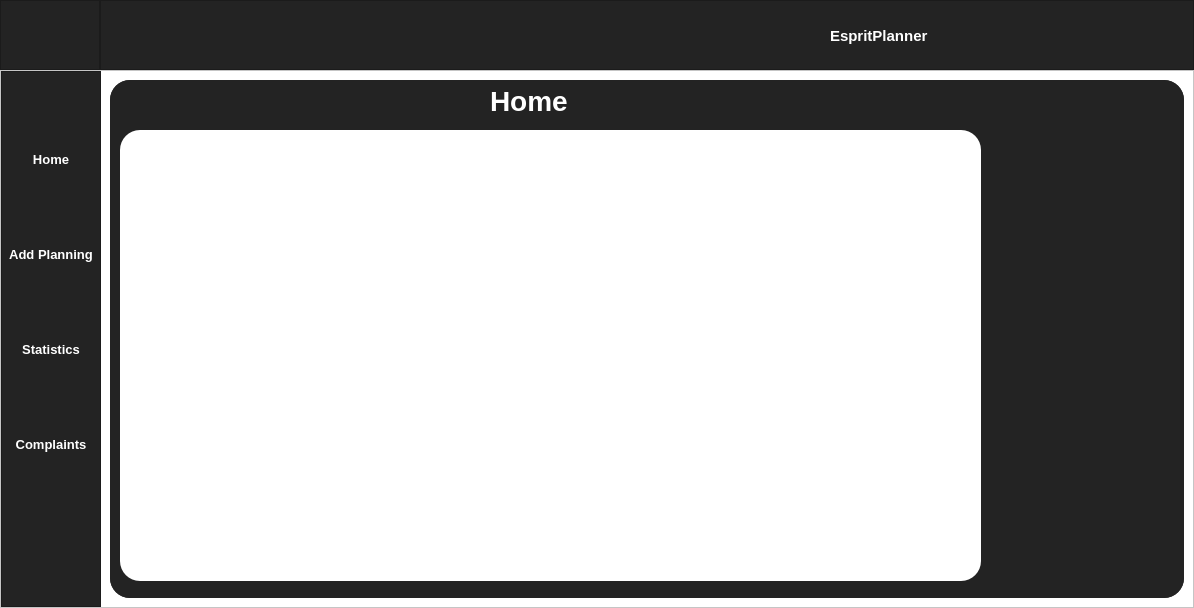
Before: the Qt Designer form ui_main.ui in Cxuchy/Esprit-Planner-Administrator, drawn with Qt 5.
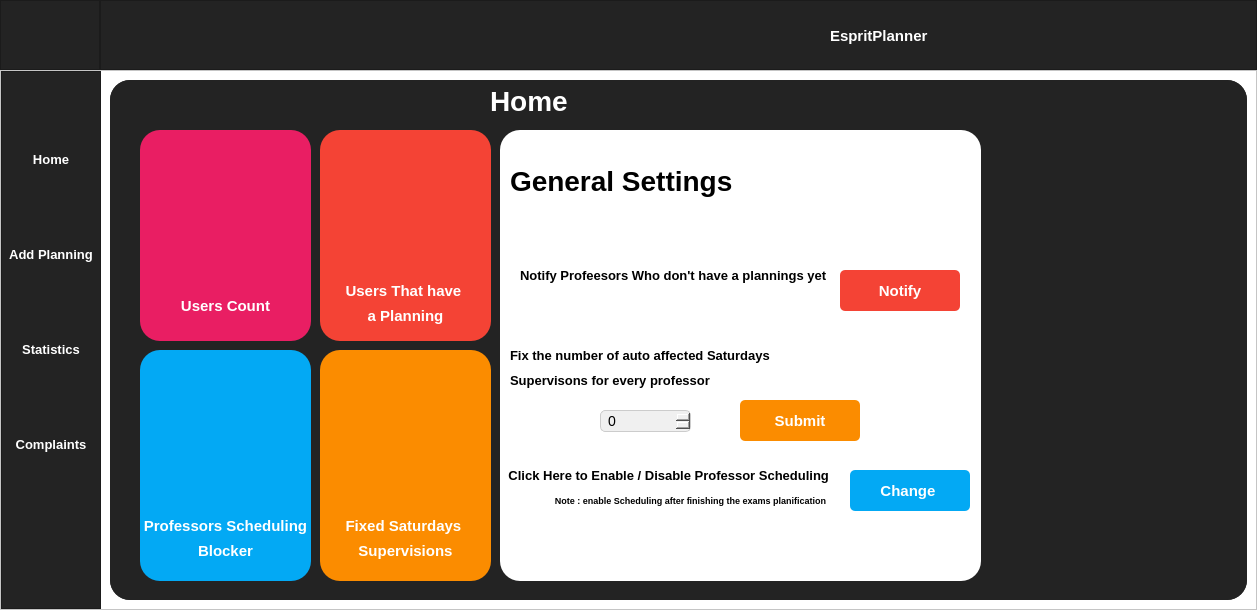
After: the same form once the commit is applied. The open tabs and pages were chosen to show the change. Icons and pictures are not drawn.

Diff of the .ui file:
```diff
--- a/ui_main.ui
+++ b/ui_main.ui
@@ -6,8 +6,8 @@
    <rect>
     <x>0</x>
     <y>0</y>
-    <width>1194</width>
-    <height>608</height>
+    <width>1257</width>
+    <height>610</height>
    </rect>
   </property>
   <property name="minimumSize">
@@ -1108,9 +1108,9 @@
              <widget class="QWidget" name="widget_2" native="true">
               <property name="geometry">
                <rect>
-                <x>10</x>
+                <x>390</x>
                 <y>50</y>
-                <width>861</width>
+                <width>481</width>
                 <height>451</height>
                </rect>
               </property>
@@ -1118,6 +1118,299 @@
                <string notr="true">background-color:white;
 border-radius:20px;</string>
               </property>
+              <widget class="QPushButton" name="change_prof_status">
+               <property name="geometry">
+                <rect>
+                 <x>350</x>
+                 <y>340</y>
+                 <width>120</width>
+                 <height>41</height>
+                </rect>
+               </property>
+               <property name="font">
+                <font>
+                 <family>Segoe UI</family>
+                 <pointsize>11</pointsize>
+                 <weight>75</weight>
+                 <bold>true</bold>
+                </font>
+               </property>
+               <property name="styleSheet">
+                <string notr="true">
+QPushButton#change_prof_status
+{
+background-color: #03a9f4;  
+color :white;
+border-radius : 5px;
+
+}
+
+QPushButton#change_prof_status:pressed
+{
+background-color :#4f93ff;  
+}</string>
+               </property>
+               <property name="text">
+                <string>Change </string>
+               </property>
+              </widget>
+              <widget class="QLabel" name="label_29">
+               <property name="geometry">
+                <rect>
+                 <x>0</x>
+                 <y>330</y>
+                 <width>341</width>
+                 <height>31</height>
+                </rect>
+               </property>
+               <property name="font">
+                <font>
+                 <family>Segoe UI</family>
+                 <pointsize>10</pointsize>
+                 <weight>75</weight>
+                 <bold>true</bold>
+                </font>
+               </property>
+               <property name="styleSheet">
+                <string notr="true"/>
+               </property>
+               <property name="text">
+                <string>Click Here to Enable / Disable Professor Scheduling </string>
+               </property>
+               <property name="alignment">
+                <set>Qt::AlignCenter</set>
+               </property>
+              </widget>
+              <widget class="QLabel" name="label_30">
+               <property name="geometry">
+                <rect>
+                 <x>40</x>
+                 <y>360</y>
+                 <width>301</width>
+                 <height>21</height>
+                </rect>
+               </property>
+               <property name="font">
+                <font>
+                 <family>Segoe UI</family>
+                 <pointsize>7</pointsize>
+                 <weight>75</weight>
+                 <bold>true</bold>
+                </font>
+               </property>
+               <property name="styleSheet">
+                <string notr="true"/>
+               </property>
+               <property name="text">
+                <string>Note : enable Scheduling after finishing the exams planification</string>
+               </property>
+               <property name="alignment">
+                <set>Qt::AlignCenter</set>
+               </property>
+              </widget>
+              <widget class="QLabel" name="label_31">
+               <property name="geometry">
+                <rect>
+                 <x>10</x>
+                 <y>30</y>
+                 <width>271</width>
+                 <height>41</height>
+                </rect>
+               </property>
+               <property name="font">
+                <font>
+                 <family>Segoe UI</family>
+                 <pointsize>21</pointsize>
+                 <weight>75</weight>
+                 <bold>true</bold>
+                </font>
+               </property>
+               <property name="styleSheet">
+                <string notr="true"/>
+               </property>
+               <property name="text">
+                <string>General Settings</string>
+               </property>
+              </widget>
+              <widget class="QLabel" name="label_32">
+               <property name="geometry">
+                <rect>
+                 <x>10</x>
+                 <y>210</y>
+                 <width>271</width>
+                 <height>31</height>
+                </rect>
+               </property>
+               <property name="font">
+                <font>
+                 <family>Segoe UI</family>
+                 <pointsize>10</pointsize>
+                 <weight>75</weight>
+                 <bold>true</bold>
+                </font>
+               </property>
+               <property name="styleSheet">
+                <string notr="true"/>
+               </property>
+               <property name="text">
+                <string>Fix the number of auto affected Saturdays </string>
+               </property>
+               <property name="alignment">
+                <set>Qt::AlignLeading|Qt::AlignLeft|Qt::AlignVCenter</set>
+               </property>
+              </widget>
+              <widget class="QLabel" name="label_33">
+               <property name="geometry">
+                <rect>
+                 <x>10</x>
+                 <y>240</y>
+                 <width>211</width>
+                 <height>21</height>
+                </rect>
+               </property>
+               <property name="font">
+                <font>
+                 <family>Segoe UI</family>
+                 <pointsize>10</pointsize>
+                 <weight>75</weight>
+                 <bold>true</bold>
+                </font>
+               </property>
+               <property name="styleSheet">
+                <string notr="true"/>
+               </property>
+               <property name="text">
+                <string>Supervisons for every professor </string>
+               </property>
+               <property name="alignment">
+                <set>Qt::AlignLeading|Qt::AlignLeft|Qt::AlignVCenter</set>
+               </property>
+              </widget>
+              <widget class="QSpinBox" name="sat_spinbox">
+               <property name="geometry">
+                <rect>
+                 <x>100</x>
+                 <y>280</y>
+                 <width>91</width>
+                 <height>22</height>
+                </rect>
+               </property>
+               <property name="font">
+                <font>
+                 <pointsize>-1</pointsize>
+                </font>
+               </property>
+               <property name="styleSheet">
+                <string notr="true">QSpinBox {
+    background-color: #f0f0f0;
+    border: 1px solid #cccccc;
+    border-radius: 5px;
+    padding: 2px 5px;
+    font-size: 14px;
+}
+
+</string>
+               </property>
+              </widget>
+              <widget class="QPushButton" name="submit_saturdays_btn">
+               <property name="geometry">
+                <rect>
+                 <x>240</x>
+                 <y>270</y>
+                 <width>120</width>
+                 <height>41</height>
+                </rect>
+               </property>
+               <property name="font">
+                <font>
+                 <family>Segoe UI</family>
+                 <pointsize>11</pointsize>
+                 <weight>75</weight>
+                 <bold>true</bold>
+                </font>
+               </property>
+               <property name="styleSheet">
+                <string notr="true">
+QPushButton#submit_saturdays_btn
+{
+background-color: #fb8c00;  
+color :white;
+border-radius : 5px;
+
+}
+
+QPushButton#submit_saturdays_btn:pressed
+{
+background-color :#fb9118;  
+}</string>
+               </property>
+               <property name="text">
+                <string>Submit</string>
+               </property>
+              </widget>
+              <widget class="QLabel" name="label_39">
+               <property name="geometry">
+                <rect>
+                 <x>20</x>
+                 <y>130</y>
+                 <width>321</width>
+                 <height>31</height>
+                </rect>
+               </property>
+               <property name="font">
+                <font>
+                 <family>Segoe UI</family>
+                 <pointsize>10</pointsize>
+                 <weight>75</weight>
+                 <bold>true</bold>
+                </font>
+               </property>
+               <property name="styleSheet">
+                <string notr="true"/>
+               </property>
+               <property name="text">
+                <string>Notify Profeesors Who don't have a plannings yet</string>
+               </property>
+               <property name="alignment">
+                <set>Qt::AlignLeading|Qt::AlignLeft|Qt::AlignVCenter</set>
+               </property>
+              </widget>
+              <widget class="QPushButton" name="notify_all_professors">
+               <property name="geometry">
+                <rect>
+                 <x>340</x>
+                 <y>140</y>
+                 <width>120</width>
+                 <height>41</height>
+                </rect>
+               </property>
+               <property name="font">
+                <font>
+                 <family>Segoe UI</family>
+                 <pointsize>11</pointsize>
+                 <weight>75</weight>
+                 <bold>true</bold>
+                </font>
+               </property>
+               <property name="styleSheet">
+                <string notr="true">
+QPushButton#notify_all_professors
+{
+background-color: #f44335;  
+color :white;
+border-radius : 5px;
+
+}
+
+QPushButton#notify_all_professors:pressed
+{
+background-color :#fb9118;  
+}</string>
+               </property>
+               <property name="text">
+                <string>Notify</string>
+               </property>
+              </widget>
              </widget>
              <widget class="QLabel" name="label_12">
               <property name="geometry">
@@ -1143,6 +1436,362 @@
                <string>Home</string>
               </property>
              </widget>
+             <widget class="QWidget" name="widget_5" native="true">
+              <property name="geometry">
+               <rect>
+                <x>30</x>
+                <y>270</y>
+                <width>171</width>
+                <height>231</height>
+               </rect>
+              </property>
+              <property name="styleSheet">
+               <string notr="true">background-color:#03a9f4
+;
+border-radius:20px;</string>
+              </property>
+              <widget class="QLabel" name="label_25">
+               <property name="geometry">
+                <rect>
+                 <x>0</x>
+                 <y>160</y>
+                 <width>171</width>
+                 <height>31</height>
+                </rect>
+               </property>
+               <property name="font">
+                <font>
+                 <family>Segoe UI</family>
+                 <pointsize>11</pointsize>
+                 <weight>75</weight>
+                 <bold>true</bold>
+                </font>
+               </property>
+               <property name="styleSheet">
+                <string notr="true">color: rgb(255, 255, 255);</string>
+               </property>
+               <property name="text">
+                <string>Professors Scheduling</string>
+               </property>
+               <property name="alignment">
+                <set>Qt::AlignCenter</set>
+               </property>
+              </widget>
+              <widget class="QLabel" name="label_26">
+               <property name="geometry">
+                <rect>
+                 <x>10</x>
+                 <y>190</y>
+                 <width>151</width>
+                 <height>21</height>
+                </rect>
+               </property>
+               <property name="font">
+                <font>
+                 <family>Segoe UI</family>
+                 <pointsize>11</pointsize>
+                 <weight>75</weight>
+                 <bold>true</bold>
+                </font>
+               </property>
+               <property name="styleSheet">
+                <string notr="true">color: rgb(255, 255, 255);</string>
+               </property>
+               <property name="text">
+                <string>Blocker</string>
+               </property>
+               <property name="alignment">
+                <set>Qt::AlignCenter</set>
+               </property>
+              </widget>
+              <widget class="QLabel" name="prof_scheduling_label">
+               <property name="geometry">
+                <rect>
+                 <x>0</x>
+                 <y>20</y>
+                 <width>171</width>
+                 <height>141</height>
+                </rect>
+               </property>
+               <property name="font">
+                <font>
+                 <family>Segoe UI</family>
+                 <pointsize>51</pointsize>
+                 <weight>75</weight>
+                 <bold>true</bold>
+                </font>
+               </property>
+               <property name="styleSheet">
+                <string notr="true">color: rgb(255, 255, 255);</string>
+               </property>
+               <property name="text">
+                <string/>
+               </property>
+               <property name="alignment">
+                <set>Qt::AlignCenter</set>
+               </property>
+              </widget>
+             </widget>
+             <widget class="QWidget" name="widget_7" native="true">
+              <property name="geometry">
+               <rect>
+                <x>30</x>
+                <y>50</y>
+                <width>171</width>
+                <height>211</height>
+               </rect>
+              </property>
+              <property name="styleSheet">
+               <string notr="true">background-color:#e91e63;
+border-radius:20px;</string>
+              </property>
+              <widget class="QLabel" name="label_22">
+               <property name="geometry">
+                <rect>
+                 <x>10</x>
+                 <y>160</y>
+                 <width>151</width>
+                 <height>31</height>
+                </rect>
+               </property>
+               <property name="font">
+                <font>
+                 <family>Segoe UI</family>
+                 <pointsize>11</pointsize>
+                 <weight>75</weight>
+                 <bold>true</bold>
+                </font>
+               </property>
+               <property name="styleSheet">
+                <string notr="true">color: rgb(255, 255, 255);</string>
+               </property>
+               <property name="text">
+                <string>Users Count</string>
+               </property>
+               <property name="alignment">
+                <set>Qt::AlignCenter</set>
+               </property>
+              </widget>
+              <widget class="QLabel" name="users_count_label">
+               <property name="geometry">
+                <rect>
+                 <x>0</x>
+                 <y>10</y>
+                 <width>171</width>
+                 <height>141</height>
+                </rect>
+               </property>
+               <property name="font">
+                <font>
+                 <family>Segoe UI</family>
+                 <pointsize>51</pointsize>
+                 <weight>75</weight>
+                 <bold>true</bold>
+                </font>
+               </property>
+               <property name="styleSheet">
+                <string notr="true">color: rgb(255, 255, 255);</string>
+               </property>
+               <property name="text">
+                <string/>
+               </property>
+               <property name="alignment">
+                <set>Qt::AlignCenter</set>
+               </property>
+              </widget>
+             </widget>
+             <widget class="QWidget" name="widget_8" native="true">
+              <property name="geometry">
+               <rect>
+                <x>210</x>
+                <y>50</y>
+                <width>171</width>
+                <height>211</height>
+               </rect>
+              </property>
+              <property name="styleSheet">
+               <string notr="true">background-color:#f44335
+;
+border-radius:20px;</string>
+              </property>
+              <widget class="QLabel" name="label_23">
+               <property name="geometry">
+                <rect>
+                 <x>10</x>
+                 <y>145</y>
+                 <width>151</width>
+                 <height>31</height>
+                </rect>
+               </property>
+               <property name="font">
+                <font>
+                 <family>Segoe UI</family>
+                 <pointsize>11</pointsize>
+                 <weight>75</weight>
+                 <bold>true</bold>
+                </font>
+               </property>
+               <property name="styleSheet">
+                <string notr="true">color: rgb(255, 255, 255);</string>
+               </property>
+               <property name="text">
+                <string>Users That have </string>
+               </property>
+               <property name="alignment">
+                <set>Qt::AlignCenter</set>
+               </property>
+              </widget>
+              <widget class="QLabel" name="label_24">
+               <property name="geometry">
+                <rect>
+                 <x>10</x>
+                 <y>175</y>
+                 <width>151</width>
+                 <height>21</height>
+                </rect>
+               </property>
+               <property name="font">
+                <font>
+                 <family>Segoe UI</family>
+                 <pointsize>11</pointsize>
+                 <weight>75</weight>
+                 <bold>true</bold>
+                </font>
+               </property>
+               <property name="styleSheet">
+                <string notr="true">color: rgb(255, 255, 255);</string>
+               </property>
+               <property name="text">
+                <string>a Planning</string>
+               </property>
+               <property name="alignment">
+                <set>Qt::AlignCenter</set>
+               </property>
+              </widget>
+              <widget class="QLabel" name="has_planning_label">
+               <property name="geometry">
+                <rect>
+                 <x>0</x>
+                 <y>10</y>
+                 <width>171</width>
+                 <height>141</height>
+                </rect>
+               </property>
+               <property name="font">
+                <font>
+                 <family>Segoe UI</family>
+                 <pointsize>51</pointsize>
+                 <weight>75</weight>
+                 <bold>true</bold>
+                </font>
+               </property>
+               <property name="styleSheet">
+                <string notr="true">color: rgb(255, 255, 255);</string>
+               </property>
+               <property name="text">
+                <string/>
+               </property>
+               <property name="alignment">
+                <set>Qt::AlignCenter</set>
+               </property>
+              </widget>
+             </widget>
+             <widget class="QWidget" name="widget_9" native="true">
+              <property name="geometry">
+               <rect>
+                <x>210</x>
+                <y>270</y>
+                <width>171</width>
+                <height>231</height>
+               </rect>
+              </property>
+              <property name="styleSheet">
+               <string notr="true">background-color:#fb8c00
+;
+border-radius:20px;</string>
+              </property>
+              <widget class="QLabel" name="label_27">
+               <property name="geometry">
+                <rect>
+                 <x>0</x>
+                 <y>160</y>
+                 <width>171</width>
+                 <height>31</height>
+                </rect>
+               </property>
+               <property name="font">
+                <font>
+                 <family>Segoe UI</family>
+                 <pointsize>11</pointsize>
+                 <weight>75</weight>
+                 <bold>true</bold>
+                </font>
+               </property>
+               <property name="styleSheet">
+                <string notr="true">color: rgb(255, 255, 255);</string>
+               </property>
+               <property name="text">
+                <string>Fixed Saturdays </string>
+               </property>
+               <property name="alignment">
+                <set>Qt::AlignCenter</set>
+               </property>
+              </widget>
+              <widget class="QLabel" name="label_28">
+               <property name="geometry">
+                <rect>
+                 <x>10</x>
+                 <y>190</y>
+                 <width>151</width>
+                 <height>21</height>
+                </rect>
+               </property>
+               <property name="font">
+                <font>
+                 <family>Segoe UI</family>
+                 <pointsize>11</pointsize>
+                 <weight>75</weight>
+                 <bold>true</bold>
+                </font>
+               </property>
+               <property name="styleSheet">
+                <string notr="true">color: rgb(255, 255, 255);</string>
+               </property>
+               <property name="text">
+                <string>Supervisions</string>
+               </property>
+               <property name="alignment">
+                <set>Qt::AlignCenter</set>
+               </property>
+              </widget>
+              <widget class="QLabel" name="fixed_saturdays_label">
+               <property name="geometry">
+                <rect>
+                 <x>0</x>
+                 <y>20</y>
+                 <width>171</width>
+                 <height>141</height>
+                </rect>
+               </property>
+               <property name="font">
+                <font>
+                 <family>Segoe UI</family>
+                 <pointsize>51</pointsize>
+                 <weight>75</weight>
+                 <bold>true</bold>
+                </font>
+               </property>
+               <property name="styleSheet">
+                <string notr="true">color: rgb(255, 255, 255);</string>
+               </property>
+               <property name="text">
+                <string/>
+               </property>
+               <property name="alignment">
+                <set>Qt::AlignCenter</set>
+               </property>
+              </widget>
+             </widget>
             </widget>
             <widget class="QWidget" name="page_3">
              <widget class="QWidget" name="statistics_widget" native="true">
```
Left out of the diff: 38 changed lines with no effect on the pictures.
